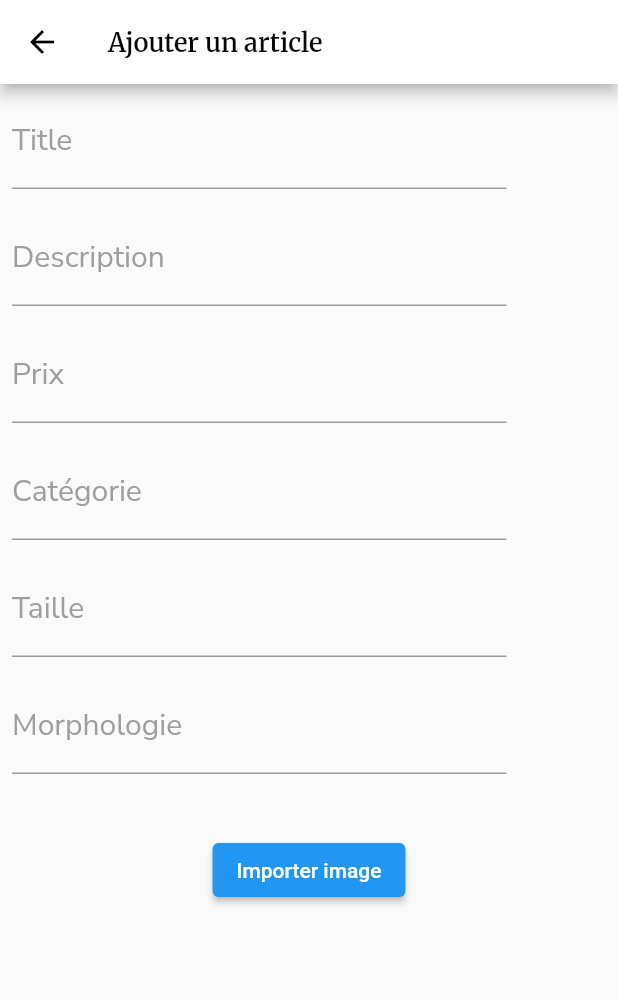
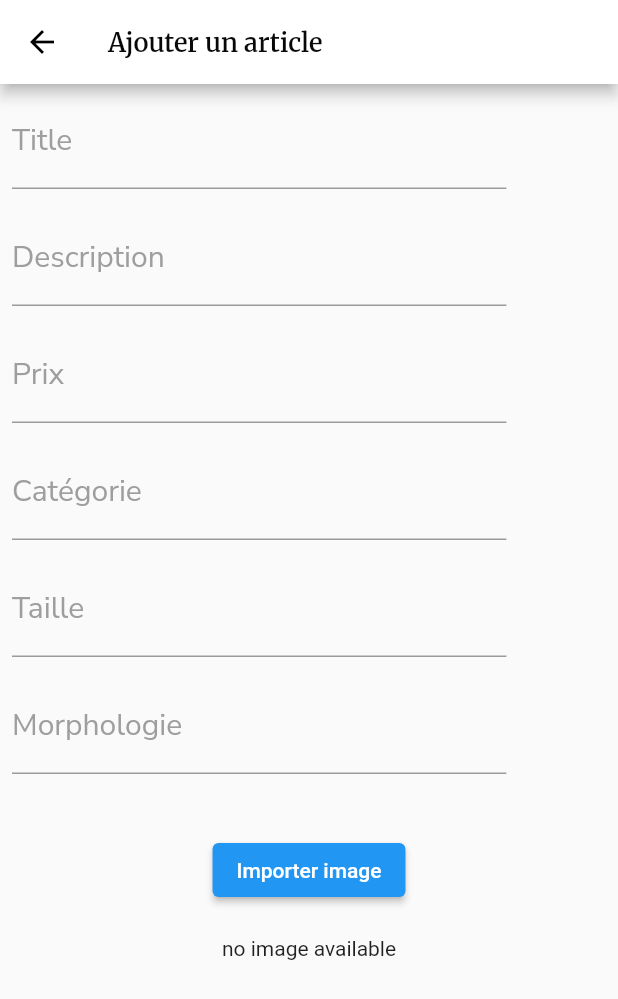
Before and after one commit to hichamrox/lookmefront, a Flutter app: the AddOfferPage screen opened directly, after a tap on "Importer image", on a phone screen of 412 x 824 dp. Shown: the top 999 px of the screen. Run offline on Flutter 3.47's test engine with Material 2 defaults, Android fonts, the light colour scheme and no system bars; our stand-ins replace dio, fluttertoast, google_fonts, image_picker.

```diff
--- a/lib/components/filePcker.dart
+++ b/lib/components/filePcker.dart
@@ -1,12 +1,38 @@
-import 'package:file_picker/file_picker.dart';
+import 'dart:io';
+import 'dart:convert';
+import 'package:dio/dio.dart';
 import 'package:flutter/material.dart';
-import 'package:meta/meta.dart';
-import 'package:open_file/open_file.dart';
+import 'package:flutter/services.dart';
+import 'package:image_picker/image_picker.dart';
 
-class FilesPicker extends StatelessWidget {
+class FilesPicker extends StatefulWidget {
   const FilesPicker({Key? key}) : super(key: key);
-  void openFile(PlatformFile file) {
-    OpenFile.open(file.path!);
+
+  @override
+  State<FilesPicker> createState() => _FilesPickerState();
+}
+
+class _FilesPickerState extends State<FilesPicker> {
+  File? image;
+
+  Future upload() async {
+    if (image == null)
+      return;
+    else if (image != null) {
+      Dio dio = new Dio();
+      var formData = FormData.fromMap({
+        "imageURL": await MultipartFile.fromFile(
+          image!.path,
+        ),
+      });
+      try {
+        var response = await dio
+            .post('https://flutterauth10.herokuapp.com/upload', data: formData);
+        print(response.data);
+      } on DioError catch (e) {
+        return ("e");
+      }
+    }
   }
 
   @override
@@ -15,15 +41,34 @@ class FilesPicker extends StatelessWidget {
       constraints: BoxConstraints(maxWidth: 400),
       padding: EdgeInsets.all(32),
       alignment: Alignment.center,
-      child: ElevatedButton(
-        child: Text("Importer image"),
-        onPressed: () async {
-          final result = await FilePicker.platform.pickFiles();
-          if (result == null) return;
-          final file = result.files.first;
-          openFile(file);
-        },
+      child: Column(
+        children: [
+          ElevatedButton(
+            child: Text("Importer image"),
+            onPressed: () async {
+              try {
+                final image =
+                    await ImagePicker().pickImage(source: ImageSource.gallery);
+                if (image == null) return;
+                final imageTemp = File(image.path);
+                setState(() => this.image = imageTemp);
+                upload();
+              } on PlatformException catch (e) {
+                print('Failed to pick image $e');
+              }
+            },
+          ),
+          SizedBox(
+            height: 20,
+          ),
+          image != null ? Image.file(image!) : Text("no image available"),
+        ],
       ),
     );
   }
 }
+
+// FilePickerResult? result = await FilePicker.platform.pickFiles();
+//           if (result == null) return;
+//           PlatformFile file = result.files.single;
+//           upload(file);
--- a/pubspec.yaml
+++ b/pubspec.yaml
@@ -40,8 +40,7 @@ dependencies:
   dio: ^4.0.6
   shared_preferences: ^2.0.15
   meta: ^1.7.0
-  file_picker: ^4.6.1
-  open_file: ^3.2.1
+  image_picker: ^0.8.5+3
 
 dev_dependencies:
   flutter_test:
```
Also changed, not shown: pubspec.lock, 4 other files.
